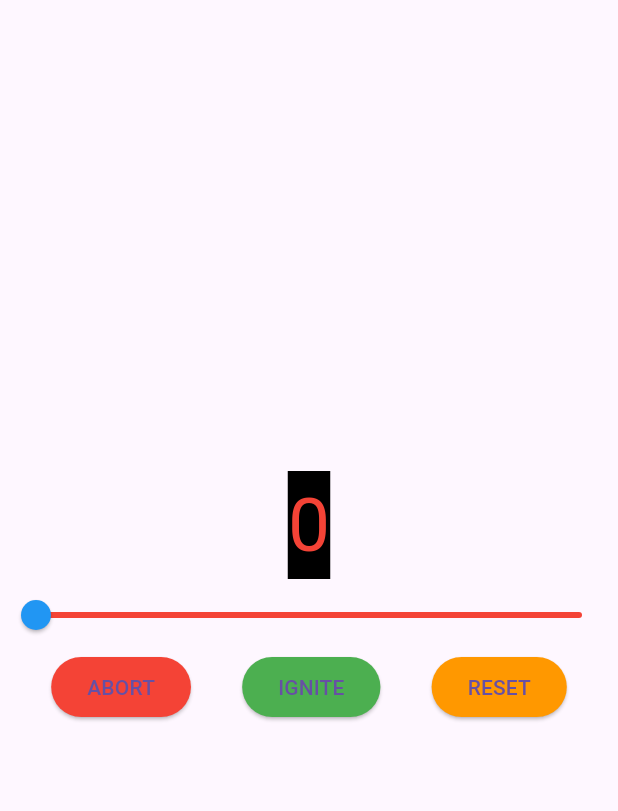
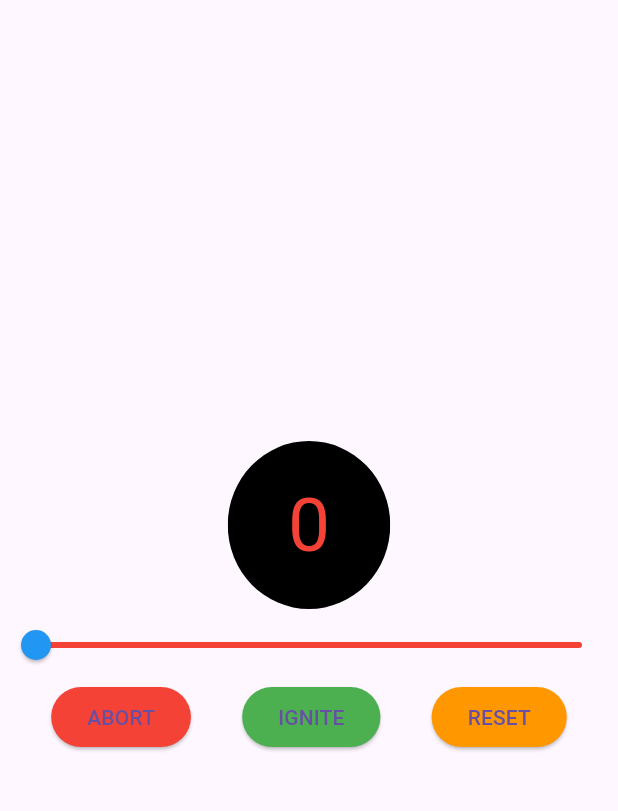
Before and after one commit to Ed-Zheng/act6, a Flutter app: the screen it shows after launch, on a phone screen of 412 x 824 dp, the part 63-874 px from its top. Run offline on Flutter 3.47's test engine with Material 3 defaults, Android fonts, the phone set to English and light mode, and no system bars.

```diff
--- a/lib/main.dart
+++ b/lib/main.dart
@@ -58,8 +58,13 @@ class _CounterWidgetState extends State<CounterWidget> {
         mainAxisAlignment: MainAxisAlignment.center,
         children: [
           Center(
+            child: ClipOval(
               child: Container(
                 color: const Color.fromARGB(255, 0, 0, 0),
+                padding: const EdgeInsets.symmetric(
+                  horizontal: 40.0, // makes it wider → oval
+                  vertical: 20.0,   // makes it taller
+                ),
                 child: Text(
                   //to displays current number
                   '$_counter',
@@ -68,6 +73,7 @@ class _CounterWidgetState extends State<CounterWidget> {
                     color: _counter == 0
                         ? Colors.red
                         : (_counter >= 50 ? Colors.green : Colors.orange)
+                  ),
                 ),
               ),
             ),
```
Lines whose indentation alone changed are shown as unchanged.
